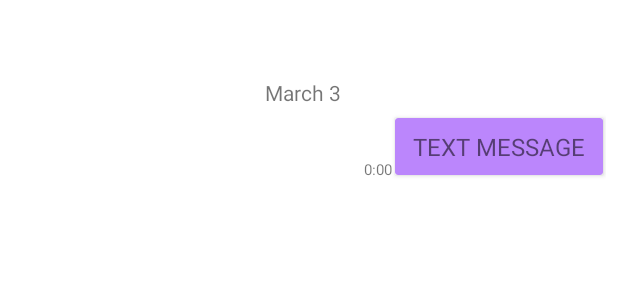
After one commit to yyyyhuang/SafeSheAndroidApp, an Android app: the layout activity_chat1.xml on its own in the app's theme, with its tools: preview values and no code run, on a phone screen of 412 x 824 dp. The commit adds this screen. Shown: the top 300 px of the screen. Run offline under Robolectric (Android 15) with nearby library versions, the phone set to English and light mode, and no system bars.

Commit message:
chat page

```diff
--- a/app/build.gradle
+++ b/app/build.gradle
@@ -42,6 +42,7 @@ dependencies {
     implementation 'androidx.cardview:cardview:1.0.0'
 
     implementation platform('com.google.firebase:firebase-bom:31.2.2')
+    implementation 'com.google.firebase:firebase-auth'
     implementation 'com.google.firebase:firebase-analytics'
 
     implementation 'com.google.firebase:firebase-database'
--- a/app/src/main/AndroidManifest.xml
+++ b/app/src/main/AndroidManifest.xml
@@ -15,6 +15,9 @@
         android:supportsRtl="true"
         android:theme="@style/Theme.NUMAD23Team8"
         tools:targetApi="31">
+        <activity
+            android:name=".ChatView"
+            android:exported="false" />
         <activity
             android:name=".ContactActivity"
             android:exported="false">
--- a/app/src/main/java/edu/northeastern/numad23team8/ContactActivity.java
+++ b/app/src/main/java/edu/northeastern/numad23team8/ContactActivity.java
@@ -9,6 +9,7 @@ import android.os.Bundle;
 import android.util.Log;
 import android.widget.TextView;
 
+import com.google.firebase.auth.FirebaseAuth;
 import com.google.firebase.database.DataSnapshot;
 import com.google.firebase.database.DatabaseError;
 import com.google.firebase.database.DatabaseReference;
@@ -95,7 +96,7 @@ public class ContactActivity extends AppCompatActivity {
 
         recyclerView = findViewById(R.id.contact_recycler_view);
         recyclerView.setLayoutManager(new LinearLayoutManager(this));
-        userAdapter = new UserAdapter(ContactActivity.this, usersList);
+        userAdapter = new UserAdapter(ContactActivity.this, usersList, username);
         recyclerView.setAdapter(userAdapter);
     }
 }
--- a/app/src/main/java/edu/northeastern/numad23team8/models/User.java
+++ b/app/src/main/java/edu/northeastern/numad23team8/models/User.java
@@ -2,6 +2,8 @@ package edu.northeastern.numad23team8.models;
 
 public class User {
     private String username;
+
+    //private String userid;
     private int count_0;
     private int count_1;
     private int count_2;
@@ -10,7 +12,7 @@ public class User {
     private int count_5;
 
 
-    public User(String username, int count_0, int count_1, int count_2, int count_3, int count_4, int count_5) {
+    public User(String username,  int count_0, int count_1, int count_2, int count_3, int count_4, int count_5) {
         this.username = username;
         this.count_0 = count_0;
         this.count_1 = count_1;
@@ -24,6 +26,7 @@ public class User {
 
     public String getUsername() {return this.username;}
 
+    //public String getUserid() {return this.userid;}
     public int getCount_0() {return this.count_0;}
     public int getCount_1() {return this.count_1;}
     public int getCount_2() {return this.count_2;}
--- /dev/null
+++ b/app/src/main/res/layout/activity_chat1.xml
@@ -0,0 +1,60 @@
+<?xml version="1.0" encoding="utf-8"?>
+<androidx.constraintlayout.widget.ConstraintLayout xmlns:android="http://schemas.android.com/apk/res/android"
+    xmlns:app="http://schemas.android.com/apk/res-auto"
+    xmlns:tools="http://schemas.android.com/tools"
+    android:layout_width="match_parent"
+    android:layout_height="wrap_content"
+    android:layout_marginEnd="8dp"
+    android:layout_marginTop="16dp"
+    tools:context=".Chat1">
+    <TextView
+        android:id="@+id/gchat_date1"
+        android:layout_width="wrap_content"
+        android:layout_height="wrap_content"
+        android:layout_marginTop="32dp"
+        android:paddingStart="8dp"
+        android:paddingTop="4dp"
+        android:paddingEnd="8dp"
+        android:paddingBottom="4dp"
+        android:text="March 3"
+        app:layout_constraintEnd_toEndOf="parent"
+        app:layout_constraintStart_toStartOf="parent"
+        app:layout_constraintTop_toTopOf="parent"/>
+    <androidx.cardview.widget.CardView
+        android:id="@+id/card_message1"
+        android:layout_width="wrap_content"
+        android:layout_height="wrap_content"
+        app:cardBackgroundColor="@color/purple_200"
+        app:cardPreventCornerOverlap="false"
+        app:cardUseCompatPadding="true"
+        app:layout_constraintEnd_toEndOf="parent"
+        app:layout_constraintTop_toBottomOf="@+id/gchat_date1">
+
+        <LinearLayout
+            android:id="@+id/gchat_container1"
+            android:layout_width="wrap_content"
+            android:layout_height="wrap_content"
+            android:orientation="vertical">
+            <TextView
+                android:id="@+id/gchat_message1"
+                android:layout_width="wrap_content"
+                android:layout_height="wrap_content"
+                android:layout_marginBottom="8dp"
+                android:maxWidth="260dp"
+                android:paddingLeft="12dp"
+                android:paddingTop="8dp"
+                android:paddingRight="12dp"
+                android:text="TEXT MESSAGE"
+                android:textSize="16dp" />
+        </LinearLayout>
+    </androidx.cardview.widget.CardView>
+
+    <TextView
+        android:layout_width="wrap_content"
+        android:layout_height="wrap_content"
+        android:id="@+id/gchat_time1"
+        android:text="0:00"
+        android:textSize="10sp"
+        app:layout_constraintBottom_toBottomOf="@+id/card_message1"
+        app:layout_constraintEnd_toStartOf="@+id/card_message1"/>
+</androidx.constraintlayout.widget.ConstraintLayout>
```
Also changed, not shown: app/src/main/java/edu/northeastern/numad23team8/Adapters/UserAdapter.java (+20 -2 lines), app/src/main/java/edu/northeastern/numad23team8/ChatView.java (added, +147 -0 lines), app/src/main/java/edu/northeastern/numad23team8/Message.java (added, +39 -0 lines), app/src/main/java/edu/northeastern/numad23team8/MessageAdapter.java (added, +98 -0 lines), app/src/main/res/layout/activity_chat2.xml (added, +60 -0 lines), app/src/main/res/layout/activity_chat_view.xml (added, +61 -0 lines), 1 other file.
